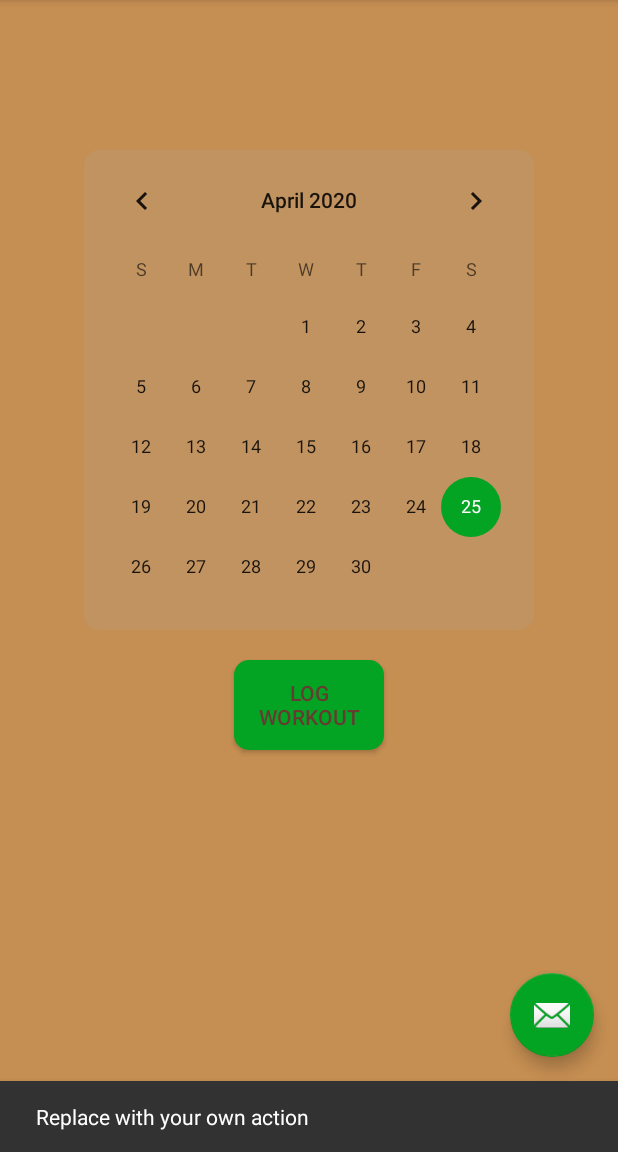
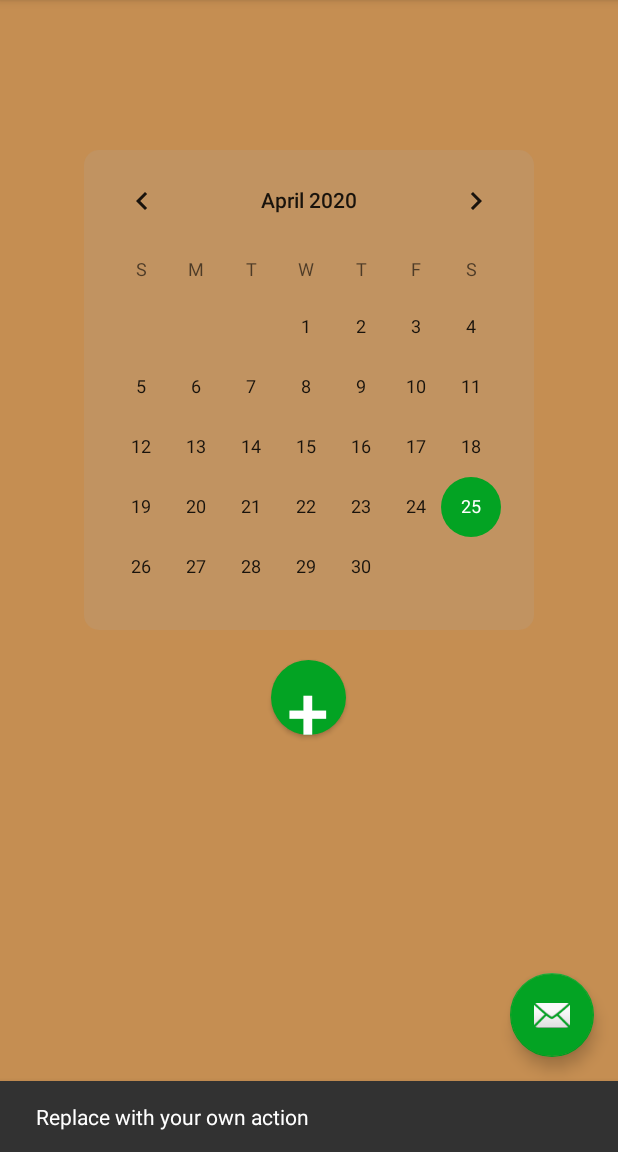
Before and after one commit to Marcellofabbri/FitnessStand-Android, an Android app: the screen it shows after launch (MainActivity), after a tap on an icon or button, on a phone screen of 412 x 824 dp, the part 84-1236 px from its top. Run offline under Robolectric (Android 15) with nearby library versions, the phone set to English and light mode, and no system bars.

Commit message:
change logWorkout button style

```diff
--- a/app/src/main/res/drawable/logworkout.xml
+++ b/app/src/main/res/drawable/logworkout.xml
@@ -2,7 +2,7 @@
 <shape xmlns:android="http://schemas.android.com/apk/res/android">
 
     <corners
-        android:radius="10dp">
+        android:radius="50dp">
     </corners>
 
     <solid
--- a/app/src/main/res/layout/fragment_first.xml
+++ b/app/src/main/res/layout/fragment_first.xml
@@ -26,14 +26,15 @@
     <Button
         android:id="@+id/btnLogWorkout"
         android:onClick="logWorkout"
-        android:padding="10dp"
+        android:padding="0dp"
         android:layout_gravity="center"
         android:layout_marginTop="20dp"
-        android:layout_width="100dp"
-        android:layout_height="60dp"
+        android:layout_width="50dp"
+        android:layout_height="50dp"
         android:background="@drawable/logworkout"
         android:text="@string/log_workout"
-        android:textColor="@color/toolbarColor"
-        android:textFontWeight="900">
+        android:textSize="50dp"
+        android:textColor="@color/plus"
+        android:textFontWeight="700">
     </Button>
 </LinearLayout>
--- a/app/src/main/res/values/colors.xml
+++ b/app/src/main/res/values/colors.xml
@@ -6,4 +6,5 @@
     <color name="screenBackground">#C58E52</color>
     <color name="toolbarColor">#673B31</color>
     <color name="calendarBackground">#C19361</color>
+    <color name="plus">#FFFFFF</color>
 </resources>
--- a/app/src/main/res/values/strings.xml
+++ b/app/src/main/res/values/strings.xml
@@ -10,5 +10,5 @@
     <string name="hello_second_fragment">Hello second fragment. Arg: %1$s</string>
     <string name="toast_button_text">Toast</string>
     <string name="count_button_text">COUNT</string>
-    <string name="log_workout">LOG WORKOUT</string>
+    <string name="log_workout">+</string>
 </resources>
```
